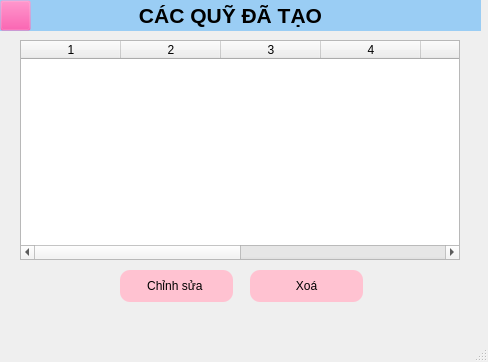
Before: the Qt Designer form xem_lai_quy.ui in tunvy313/KTLT, drawn with Qt 5.
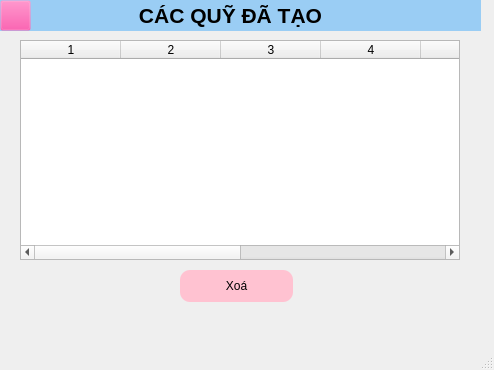
After: the same form once the commit is applied. Icons and pictures are not drawn.

Diff of the .ui file:
```diff
--- a/xem_lai_quy.ui
+++ b/xem_lai_quy.ui
@@ -6,8 +6,8 @@
    <rect>
     <x>0</x>
     <y>0</y>
-    <width>488</width>
-    <height>362</height>
+    <width>494</width>
+    <height>370</height>
    </rect>
   </property>
   <property name="windowTitle">
@@ -81,27 +81,10 @@
     <column/>
     <column/>
    </widget>
-   <widget class="QPushButton" name="btnChinhSua">
-    <property name="geometry">
-     <rect>
-      <x>120</x>
-      <y>270</y>
-      <width>113</width>
-      <height>32</height>
-     </rect>
-    </property>
-    <property name="styleSheet">
-     <string notr="true">background-color: rgb(255, 194, 209);
-border-radius:10px</string>
-    </property>
-    <property name="text">
-     <string>Chỉnh sửa </string>
-    </property>
-   </widget>
    <widget class="QPushButton" name="btnXoa">
     <property name="geometry">
      <rect>
-      <x>250</x>
+      <x>180</x>
       <y>270</y>
       <width>113</width>
       <height>32</height>
```
Left out of the diff: 2 changed lines with no effect on the pictures.
